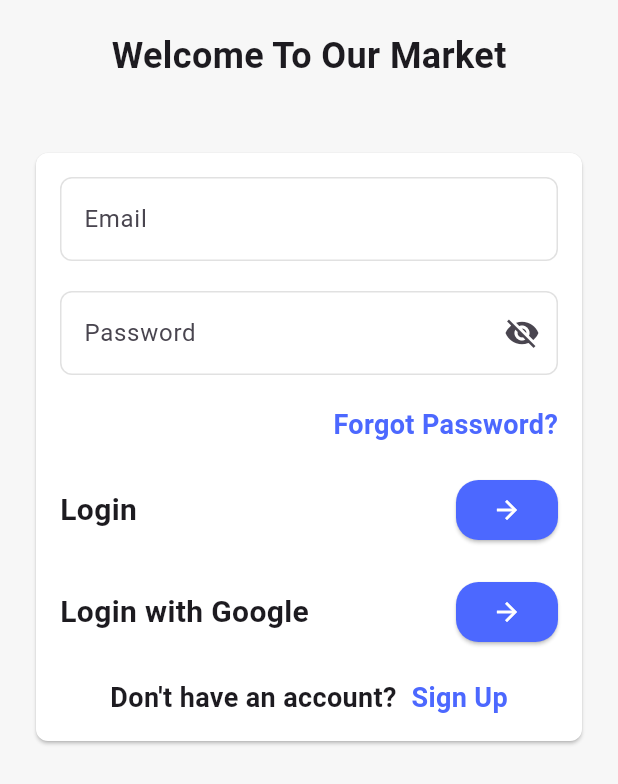
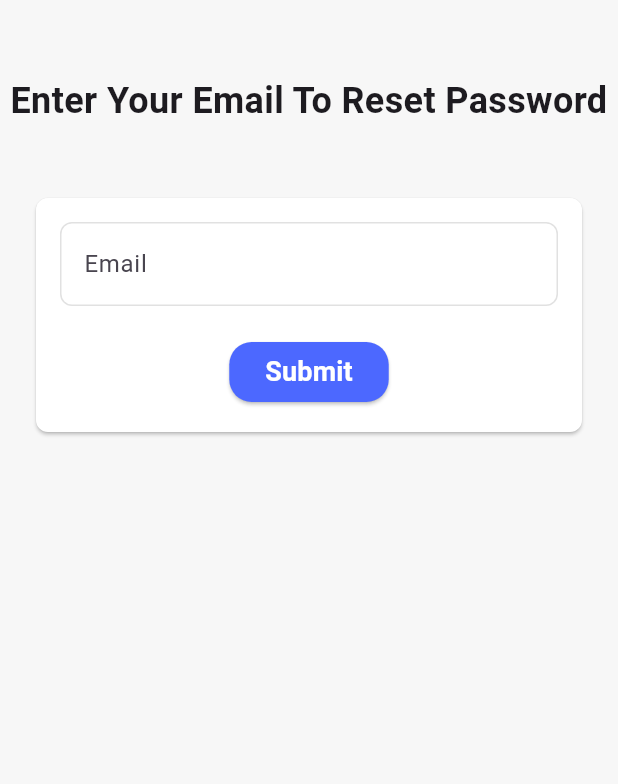
Before and after one commit to osos2511/our-market-app, a Flutter app: the screen it shows after launch, after a tap on "Forgot Password?", on a phone screen of 412 x 824 dp. Shown: the top 784 px of the screen. Run offline on Flutter 3.47's test engine with Material 3 defaults, Android fonts, the phone set to English and light mode, and no system bars.

Commit message:
+finish-forgot-password-view

```diff
--- /dev/null
+++ b/lib/core/navigate_to.dart
@@ -0,0 +1,3 @@
+import 'package:flutter/material.dart';
+
+Future<dynamic> navigateTo(BuildContext context,Widget view) => Navigator.push(context, MaterialPageRoute(builder: (context) => view));
--- a/lib/main.dart
+++ b/lib/main.dart
@@ -1,5 +1,5 @@
 import 'package:flutter/material.dart';
-import 'package:our_market/app_colors.dart';
+import 'package:our_market/core/app_colors.dart';
 import 'package:our_market/views/auth/ui/login_view.dart';
 
 void main() {
--- /dev/null
+++ b/lib/views/auth/ui/forgot_password_view.dart
@@ -0,0 +1,55 @@
+import 'package:flutter/material.dart';
+import 'package:our_market/views/auth/ui/widgets/custom_text_field.dart';
+
+import '../../../core/app_colors.dart';
+
+class ForgotPasswordView extends StatelessWidget {
+  const ForgotPasswordView({super.key});
+
+  @override
+  Widget build(BuildContext context) {
+    return Scaffold(
+      body: SafeArea(
+        child: Scaffold(
+          body: Column(
+            children: [
+              SizedBox(height: 50),
+              Text(
+                'Enter Your Email To Reset Password',
+                style: TextStyle(fontSize: 24, fontWeight: FontWeight.bold),textAlign: TextAlign.center,
+              ),
+              SizedBox(height: 24),
+              Card(
+                margin: EdgeInsets.all(24),
+                color: AppColors.kWhiteColor,
+                shape: RoundedRectangleBorder(
+                  borderRadius: BorderRadius.all(Radius.circular(8)),
+                ),
+                child: Padding(
+                  padding: const EdgeInsets.all(16.0),
+                  child: Column(
+                    children: [
+                      CustomTextFormField(labelText: 'Email'),
+                      SizedBox(height: 20),
+                      ElevatedButton(
+                        onPressed: () {},
+                        style: ElevatedButton.styleFrom(
+                          backgroundColor: AppColors.kPrimaryColor,
+                          foregroundColor: AppColors.kWhiteColor,
+                          shape: RoundedRectangleBorder(
+                            borderRadius: BorderRadius.circular(15),
+                          ),
+                        ),
+                        child: Text('Submit',style: TextStyle(fontSize: 18,fontWeight: FontWeight.bold),),
+                      ),
+                    ],
+                  ),
+                ),
+              ),
+            ],
+          ),
+        ),
+      ),
+    );
+  }
+}
--- a/lib/views/auth/ui/login_view.dart
+++ b/lib/views/auth/ui/login_view.dart
@@ -1,5 +1,11 @@
 import 'package:flutter/material.dart';
-import 'package:our_market/app_colors.dart';
+import 'package:our_market/core/app_colors.dart';
+import 'package:our_market/views/auth/ui/forgot_password_view.dart';
+import 'package:our_market/views/auth/ui/widgets/custom_arrow_button.dart';
+import 'package:our_market/views/auth/ui/widgets/custom_text_button.dart';
+import 'package:our_market/views/auth/ui/widgets/custom_text_field.dart';
+
+import '../../../core/navigate_to.dart';
 
 class LoginView extends StatelessWidget {
   const LoginView({super.key});
@@ -11,7 +17,7 @@ class LoginView extends StatelessWidget {
         child: SingleChildScrollView(
           child: Column(
             children: [
-              SizedBox(height: 20),
+              SizedBox(height: 50),
               Text(
                 'Welcome To Our Market',
                 style: TextStyle(fontSize: 24, fontWeight: FontWeight.bold),
@@ -42,7 +48,9 @@ class LoginView extends StatelessWidget {
                         children: [
                           CustomTextButton(
                             text: 'Forgot Password?',
-                            onTap: () {},
+                            onTap: () {
+                              navigateTo(context,ForgotPasswordView());
+                            },
                           ),
                         ],
                       ),
@@ -112,85 +120,5 @@ class LoginView extends StatelessWidget {
       ),
     );
   }
+
 }
-
-class CustomArrowBtn extends StatelessWidget {
-  const CustomArrowBtn({super.key, this.onPressed});
-  final void Function()? onPressed;
-
-  @override
-  Widget build(BuildContext context) {
-    return ElevatedButton(
-      onPressed: onPressed,
-      style: ElevatedButton.styleFrom(
-        backgroundColor: AppColors.kPrimaryColor,
-        foregroundColor: AppColors.kWhiteColor,
-        shape: RoundedRectangleBorder(borderRadius: BorderRadius.circular(15)),
-      ),
-      child: Icon(Icons.arrow_forward, size: 20),
-    );
-  }
-}
-
-class CustomTextButton extends StatelessWidget {
-  const CustomTextButton({this.onTap, required this.text, super.key});
-  final void Function()? onTap;
-  final String text;
-
-  @override
-  Widget build(BuildContext context) {
-    return InkWell(
-      onTap: onTap,
-      child: Text(
-        text,
-        style: TextStyle(
-          color: AppColors.kPrimaryColor,
-          fontSize: 18,
-          fontWeight: FontWeight.bold,
-        ),
-      ),
-    );
-  }
-}
-
-class CustomTextFormField extends StatelessWidget {
-  const CustomTextFormField({
-    super.key,
-    required this.labelText,
-    this.suffixIcon,
-    this.isSecure = false,
-  });
-  final String labelText;
-  final Widget? suffixIcon;
-  final bool isSecure;
-
-  @override
-  Widget build(BuildContext context) {
-    return TextFormField(
-      obscureText: isSecure,
-      validator: (value) {
-        if (value == null || value.isEmpty) {
-          return 'Please enter your email';
-        }
-        return null;
-      },
-      keyboardType: TextInputType.emailAddress,
-      decoration: InputDecoration(
-        labelText: labelText,
-        suffixIcon: suffixIcon,
-        border: OutlineInputBorder(
-          borderSide: BorderSide(width: 2, color: AppColors.kBordersideColor),
-          borderRadius: BorderRadius.circular(8),
-        ),
-        focusedBorder: OutlineInputBorder(
-          borderSide: BorderSide(color: AppColors.kBordersideColor),
-          borderRadius: BorderRadius.circular(8),
-        ),
-        enabledBorder: OutlineInputBorder(
-          borderSide: BorderSide(color: AppColors.kBordersideColor),
-          borderRadius: BorderRadius.circular(8),
-        ),
-      ),
-    );
-  }
-}
--- /dev/null
+++ b/lib/views/auth/ui/widgets/custom_arrow_button.dart
@@ -0,0 +1,20 @@
+import 'package:flutter/material.dart';
+import 'package:our_market/core/app_colors.dart';
+
+class CustomArrowBtn extends StatelessWidget {
+  const CustomArrowBtn({super.key, this.onPressed});
+  final void Function()? onPressed;
+
+  @override
+  Widget build(BuildContext context) {
+    return ElevatedButton(
+      onPressed: onPressed,
+      style: ElevatedButton.styleFrom(
+        backgroundColor: AppColors.kPrimaryColor,
+        foregroundColor: AppColors.kWhiteColor,
+        shape: RoundedRectangleBorder(borderRadius: BorderRadius.circular(15)),
+      ),
+      child: Icon(Icons.arrow_forward, size: 20),
+    );
+  }
+}
--- /dev/null
+++ b/lib/views/auth/ui/widgets/custom_text_button.dart
@@ -0,0 +1,23 @@
+import 'package:flutter/material.dart';
+import 'package:our_market/core/app_colors.dart';
+
+class CustomTextButton extends StatelessWidget {
+  const CustomTextButton({this.onTap, required this.text, super.key});
+  final void Function()? onTap;
+  final String text;
+
+  @override
+  Widget build(BuildContext context) {
+    return InkWell(
+      onTap: onTap,
+      child: Text(
+        text,
+        style: TextStyle(
+          color: AppColors.kPrimaryColor,
+          fontSize: 18,
+          fontWeight: FontWeight.bold,
+        ),
+      ),
+    );
+  }
+}
--- /dev/null
+++ b/lib/views/auth/ui/widgets/custom_text_field.dart
@@ -0,0 +1,44 @@
+import 'package:flutter/material.dart';
+import 'package:our_market/core/app_colors.dart';
+
+class CustomTextFormField extends StatelessWidget {
+  const CustomTextFormField({
+    super.key,
+    required this.labelText,
+    this.suffixIcon,
+    this.isSecure = false,
+  });
+  final String labelText;
+  final Widget? suffixIcon;
+  final bool isSecure;
+
+  @override
+  Widget build(BuildContext context) {
+    return TextFormField(
+      obscureText: isSecure,
+      validator: (value) {
+        if (value == null || value.isEmpty) {
+          return 'Please enter your email';
+        }
+        return null;
+      },
+      keyboardType: TextInputType.emailAddress,
+      decoration: InputDecoration(
+        labelText: labelText,
+        suffixIcon: suffixIcon,
+        border: OutlineInputBorder(
+          borderSide: BorderSide(width: 2, color: AppColors.kBordersideColor),
+          borderRadius: BorderRadius.circular(8),
+        ),
+        focusedBorder: OutlineInputBorder(
+          borderSide: BorderSide(color: AppColors.kBordersideColor),
+          borderRadius: BorderRadius.circular(8),
+        ),
+        enabledBorder: OutlineInputBorder(
+          borderSide: BorderSide(color: AppColors.kBordersideColor),
+          borderRadius: BorderRadius.circular(8),
+        ),
+      ),
+    );
+  }
+}
```
Also changed, not shown: lib/core/app_colors.dart (renamed from lib/app_colors.dart).
